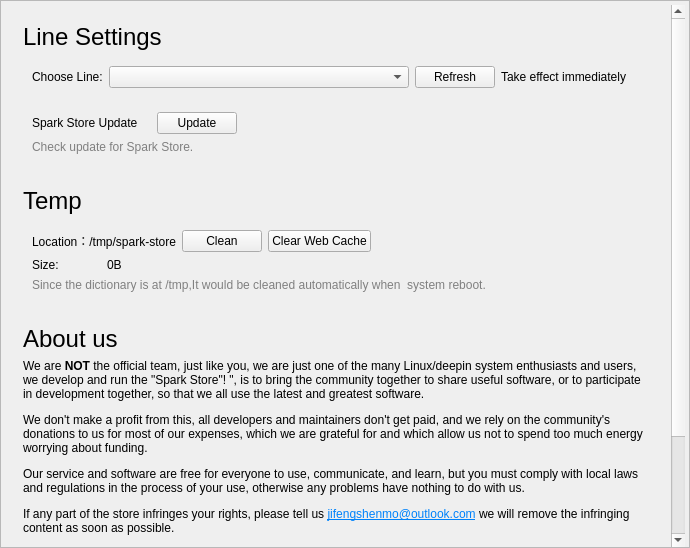
Old version of the form src/pages/settingspage.ui in the repository spark-store-project/spark-store.
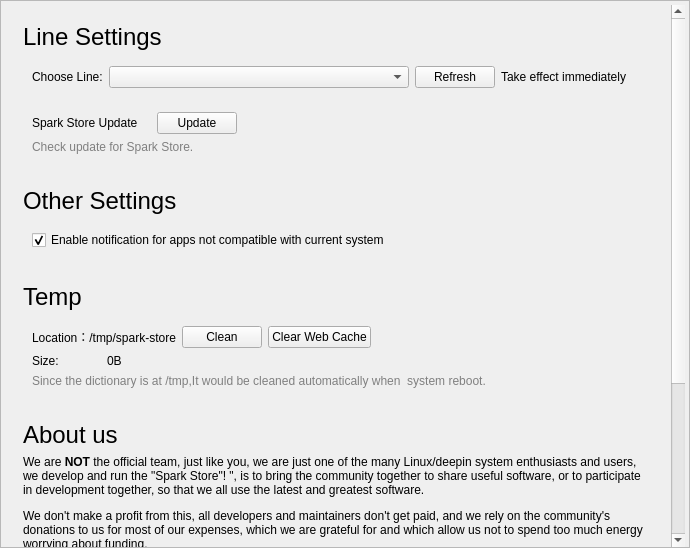
New version of the form.

```diff
--- a/src/pages/settingspage.ui
+++ b/src/pages/settingspage.ui
@@ -73,15 +73,15 @@
            <x>0</x>
            <y>0</y>
            <width>743</width>
-           <height>839</height>
+           <height>950</height>
           </rect>
          </property>
          <layout class="QVBoxLayout" name="verticalLayout_23">
           <item>
-           <widget class="QWidget" name="widget_6" native="true">
+           <widget class="QWidget" name="widget" native="true">
             <layout class="QVBoxLayout" name="verticalLayout_22">
              <item>
-              <widget class="QLabel" name="label_2">
+              <widget class="QLabel" name="label">
                <property name="font">
                 <font>
                  <pointsize>18</pointsize>
@@ -93,10 +93,10 @@
               </widget>
              </item>
              <item>
-              <widget class="QWidget" name="widget_7" native="true">
+              <widget class="QWidget" name="widget_2" native="true">
                <layout class="QHBoxLayout" name="horizontalLayout">
                 <item>
-                 <widget class="QLabel" name="label_3">
+                 <widget class="QLabel" name="label_2">
                   <property name="maximumSize">
                    <size>
                     <width>100</width>
@@ -161,7 +161,7 @@
               </widget>
              </item>
              <item>
-              <widget class="QWidget" name="widget_8" native="true">
+              <widget class="QWidget" name="widget_3" native="true">
                <layout class="QGridLayout" name="gridLayout_3">
                 <item row="0" column="3">
                  <spacer name="horizontalSpacer_4">
@@ -177,7 +177,7 @@
                  </spacer>
                 </item>
                 <item row="1" column="0" colspan="4">
-                 <widget class="QLabel" name="label_7">
+                 <widget class="QLabel" name="label_4">
                   <property name="styleSheet">
                    <string notr="true">color:#808080</string>
                   </property>
@@ -190,7 +190,7 @@
                  </widget>
                 </item>
                 <item row="0" column="0">
-                 <widget class="QLabel" name="label_6">
+                 <widget class="QLabel" name="label_3">
                   <property name="text">
                    <string>Spark Store Update</string>
                   </property>
@@ -217,10 +217,44 @@
            </widget>
           </item>
           <item>
-           <widget class="QWidget" name="widget_9" native="true">
+           <widget class="QWidget" name="widget_7" native="true">
+            <layout class="QVBoxLayout" name="verticalLayout_2">
+             <item>
+              <widget class="QLabel" name="label_11">
+               <property name="font">
+                <font>
+                 <pointsize>18</pointsize>
+                </font>
+               </property>
+               <property name="text">
+                <string>Other Settings</string>
+               </property>
+              </widget>
+             </item>
+             <item>
+              <widget class="QWidget" name="widget_8" native="true">
+               <layout class="QHBoxLayout" name="horizontalLayout_3">
+                <item>
+                 <widget class="QCheckBox" name="checkBox">
+                  <property name="text">
+                   <string>Enable notification for apps not compatible with current system</string>
+                  </property>
+                  <property name="checked">
+                   <bool>true</bool>
+                  </property>
+                 </widget>
+                </item>
+               </layout>
+              </widget>
+             </item>
+            </layout>
+           </widget>
+          </item>
+          <item>
+           <widget class="QWidget" name="widget_4" native="true">
             <layout class="QVBoxLayout" name="verticalLayout_26">
              <item>
-              <widget class="QLabel" name="label_8">
+              <widget class="QLabel" name="label_5">
                <property name="font">
                 <font>
                  <pointsize>18</pointsize>
@@ -235,7 +269,7 @@
               <widget class="QWidget" name="widget_10" native="true">
                <layout class="QGridLayout" name="gridLayout_4">
                 <item row="2" column="0" colspan="5">
-                 <widget class="QLabel" name="label_12">
+                 <widget class="QLabel" name="label_8">
                   <property name="styleSheet">
                    <string notr="true">color:#808080</string>
                   </property>
@@ -252,14 +286,14 @@
                  </widget>
                 </item>
                 <item row="0" column="0" colspan="2">
-                 <widget class="QLabel" name="label_11">
+                 <widget class="QLabel" name="label_6">
                   <property name="text">
                    <string>Location：/tmp/spark-store</string>
                   </property>
                  </widget>
                 </item>
                 <item row="0" column="4">
-                 <spacer name="horizontalSpacer_5">
+                 <spacer name="horizontalSpacer_3">
                   <property name="orientation">
                    <enum>Qt::Horizontal</enum>
                   </property>
@@ -279,7 +313,7 @@
                  </widget>
                 </item>
                 <item row="1" column="0">
-                 <widget class="QLabel" name="label_13">
+                 <widget class="QLabel" name="label_7">
                   <property name="maximumSize">
                    <size>
                     <width>80</width>
@@ -305,10 +339,10 @@
            </widget>
           </item>
           <item>
-           <widget class="QWidget" name="widget_2" native="true">
+           <widget class="QWidget" name="widget_6" native="true">
             <layout class="QVBoxLayout" name="verticalLayout_25">
              <item>
-              <widget class="QLabel" name="label_4">
+              <widget class="QLabel" name="label_9">
                <property name="font">
                 <font>
                  <pointsize>18</pointsize>
@@ -320,7 +354,7 @@
               </widget>
              </item>
              <item>
-              <widget class="QLabel" name="label_5">
+              <widget class="QLabel" name="label_10">
                <property name="text">
                 <string>&lt;html&gt;&lt;head/&gt;&lt;body&gt;&lt;p&gt;We are &lt;span style=&quot; font-weight:600;&quot;&gt;NOT&lt;/span&gt; the official team, just like you, we are just one of the many Linux/deepin system enthusiasts and users, we develop and run the &amp;quot;Spark Store&amp;quot;! &amp;quot;, is to bring the community together to share useful software, or to participate in development together, so that we all use the latest and greatest software. &lt;/p&gt;&lt;p&gt;We don't make a profit from this, all developers and maintainers don't get paid, and we rely on the community's donations to us for most of our expenses, which we are grateful for and which allow us not to spend too much energy worrying about funding. &lt;/p&gt;&lt;p&gt;Our service and software are free for everyone to use, communicate, and learn, but you must comply with local laws and regulations in the process of your use, otherwise any problems have nothing to do with us. &lt;/p&gt;&lt;p&gt;If any part of the store infringes your rights, please tell us &lt;a href=&quot;mailto:jifengshenmo@outlook.com&quot;&gt;&lt;span style=&quot; text-decoration: underline; color:#0082fa;&quot;&gt;jifengshenmo@outlook.com&lt;/span&gt;&lt;/a&gt; we will remove the infringing content as soon as possible. &lt;/p&gt;&lt;p&gt;If you'd like to get involved with us too, whether you're involved in development, design, pitching or submitting work, we welcome you to join us. &lt;/p&gt;
 &lt;p&gt;&lt;span style=&quot; text-decoration: underline; color:#0000ff;&quot;&gt;&lt;br/&gt;&lt;/span&gt;Our contact method can be found at &lt;a href=&quot;https://blog.shenmo.tech/post/%E6%95%85%E9%9A%9C%E5%85%AC%E5%91%8A/&quot;&gt;&lt;span style=&quot; text-decoration: underline; color:#0082fa;&quot;&gt;Here&lt;/span&gt;&lt;/a&gt;&lt;/p&gt;&lt;/body&gt;&lt;/html&gt;</string>
```
Left out of the diff: 14 changed lines with no effect on the pictures.
